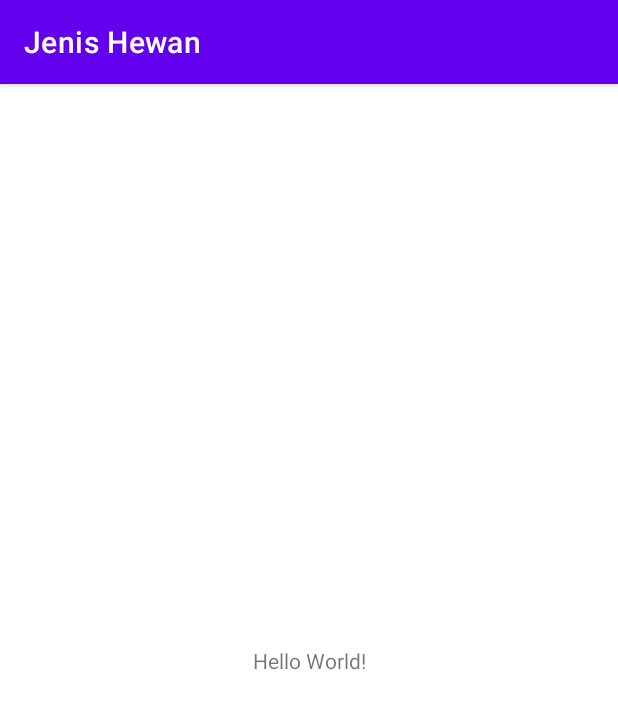
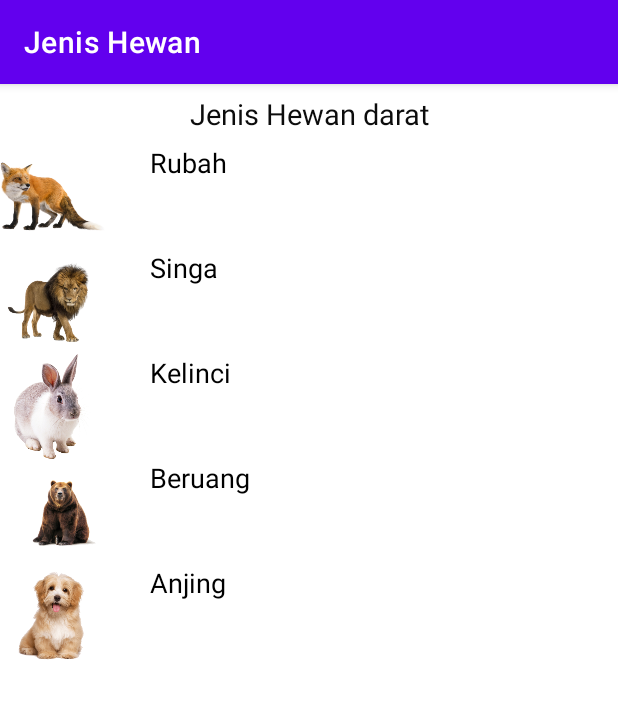
Before and after one commit to Andryprasetia/TI19C1_AndryPrasetia, an Android app: the screen it shows after launch (MainActivity), on a phone screen of 412 x 824 dp. Shown: the top 709 px of the screen. Run offline under Robolectric (Android 15) with nearby library versions, the phone set to English and light mode, and no system bars.

Commit message:
Jenis Hewan APP

```diff
--- a/JenisHewan/app/build.gradle
+++ b/JenisHewan/app/build.gradle
@@ -29,6 +29,10 @@ android {
     kotlinOptions {
         jvmTarget = '1.8'
     }
+
+    buildFeatures {
+        viewBinding = true
+    }
 }
 
 dependencies {
@@ -40,4 +44,6 @@ dependencies {
     testImplementation 'junit:junit:4.13.2'
     androidTestImplementation 'androidx.test.ext:junit:1.1.3'
     androidTestImplementation 'androidx.test.espresso:espresso-core:3.4.0'
+    //Implementasi Recycleview
+    implementation 'androidx.recyclerview:recyclerview:1.2.1'
 }
--- a/JenisHewan/app/src/main/AndroidManifest.xml
+++ b/JenisHewan/app/src/main/AndroidManifest.xml
@@ -11,9 +11,6 @@
         android:theme="@style/Theme.JenisHewan">
         <activity
             android:name=".SplashScreen"
-            android:exported="false" />
-        <activity
-            android:name=".MainActivity"
             android:exported="true">
             <intent-filter>
                 <action android:name="android.intent.action.MAIN" />
@@ -21,6 +18,11 @@
                 <category android:name="android.intent.category.LAUNCHER" />
             </intent-filter>
         </activity>
+        <activity
+            android:name=".MainActivity"
+            android:exported="true">
+
+        </activity>
     </application>
 
 </manifest>
--- a/JenisHewan/app/src/main/java/com/andryprasetia/jenishewan/MainActivity.kt
+++ b/JenisHewan/app/src/main/java/com/andryprasetia/jenishewan/MainActivity.kt
@@ -2,10 +2,30 @@ package com.andryprasetia.jenishewan
 
 import androidx.appcompat.app.AppCompatActivity
 import android.os.Bundle
+import com.andryprasetia.jenishewan.adapter.AdapterHewan
+import com.andryprasetia.jenishewan.databinding.ActivityMainBinding
+import com.andryprasetia.jenishewan.model.Hewan
 
 class MainActivity : AppCompatActivity() {
+    private lateinit var binding: ActivityMainBinding
     override fun onCreate(savedInstanceState: Bundle?) {
         super.onCreate(savedInstanceState)
-        setContentView(R.layout.activity_main)
+        binding = ActivityMainBinding.inflate(layoutInflater)
+        setContentView(binding.root)
+
+        val listHewan = ArrayList<Hewan>()
+        listHewan.add(Hewan("Rubah",R.drawable.rubah,"Karnivora","Vivipar"))
+        listHewan.add(Hewan("Singa",R.drawable.singa,"Karnivora","Vivipar"))
+        listHewan.add(Hewan("Kelinci",R.drawable.kelinci,"Herbivora","Vivipar"))
+        listHewan.add(Hewan("Beruang",R.drawable.beruang,"Karnivora","Vivipar"))
+        listHewan.add(Hewan("Anjing",R.drawable.anjing,"Karnivora","Vivipar"))
+
+        binding.list.adapter = AdapterHewan(this,listHewan,object :AdapterHewan.OnClickListener {
+            override fun detailData(item: Hewan?) {
+                TODO("Not yet implemented")
+            }
+
+        })
+
     }
 }
--- a/JenisHewan/app/src/main/java/com/andryprasetia/jenishewan/SplashScreen.kt
+++ b/JenisHewan/app/src/main/java/com/andryprasetia/jenishewan/SplashScreen.kt
@@ -1,11 +1,19 @@
 package com.andryprasetia.jenishewan
 
+import android.content.Intent
 import androidx.appcompat.app.AppCompatActivity
 import android.os.Bundle
+import android.os.Handler
+import android.os.Looper
 
 class SplashScreen : AppCompatActivity() {
     override fun onCreate(savedInstanceState: Bundle?) {
         super.onCreate(savedInstanceState)
         setContentView(R.layout.activity_splash_screen)
+
+        Handler(Looper.getMainLooper()).postDelayed({
+            startActivity(Intent(this, MainActivity::class.java))
+            finish()
+        },3000)
     }
 }
--- /dev/null
+++ b/JenisHewan/app/src/main/java/com/andryprasetia/jenishewan/adapter/AdapterHewan.kt
@@ -0,0 +1,46 @@
+package com.andryprasetia.jenishewan.adapter
+
+import android.content.ClipData
+import android.content.Context
+import android.view.LayoutInflater
+import android.view.View
+import android.view.ViewGroup
+import androidx.recyclerview.widget.RecyclerView
+import com.andryprasetia.jenishewan.databinding.ListItemHewanBinding
+import com.andryprasetia.jenishewan.model.Hewan
+
+class AdapterHewan (private val context: Context,
+                    private val data: List<Hewan>?,
+                    private val itemclick : OnClickListener)
+            : RecyclerView.Adapter<AdapterHewan.ViewHolder>() {
+
+
+
+
+
+    override fun onCreateViewHolder(parent: ViewGroup, viewType: Int): ViewHolder {
+        val binding = ListItemHewanBinding.inflate(LayoutInflater.from(parent.context),parent,false)
+        return ViewHolder(binding)
+    }
+
+    override fun onBindViewHolder(holder: ViewHolder, position: Int) {
+        val item = data?.get(position)
+        holder.foto.setImageResource(item?.foto ?:0)
+        holder.nama.text = item?.nama
+
+        holder.itemView.setOnClickListener{
+            itemclick.detailData(item)
+        }
+    }
+
+    override fun getItemCount(): Int = data?.size ?:0
+
+    inner class  ViewHolder(val binding: ListItemHewanBinding): RecyclerView.ViewHolder(binding.root){
+        var foto = binding.image
+        var nama = binding.txtnama
+    }
+
+    interface OnClickListener {
+        fun detailData(item : Hewan?)
+    }
+}
--- /dev/null
+++ b/JenisHewan/app/src/main/java/com/andryprasetia/jenishewan/model/Hewan.kt
@@ -0,0 +1,10 @@
+package com.andryprasetia.jenishewan.model
+
+data class Hewan(
+    var nama :String,
+    var foto :Int,
+    var makanan :String,
+    var berkembang :String,
+
+
+)
--- a/JenisHewan/app/src/main/res/layout/activity_main.xml
+++ b/JenisHewan/app/src/main/res/layout/activity_main.xml
@@ -6,13 +6,37 @@
     android:layout_height="match_parent"
     tools:context=".MainActivity">
 
+    <LinearLayout
+        android:layout_width="match_parent"
+        android:layout_height="wrap_content"
+        android:orientation="vertical"
+        android:layout_marginEnd="5dp"
+        android:layout_marginStart="5dp"
+        tools:ignore="MissingConstraints">
+
     <TextView
-        android:layout_width="wrap_content"
+        android:id="@+id/textView"
+        android:layout_width="match_parent"
         android:layout_height="wrap_content"
-        android:text="Hello World!"
-        app:layout_constraintBottom_toBottomOf="parent"
-        app:layout_constraintLeft_toLeftOf="parent"
-        app:layout_constraintRight_toRightOf="parent"
-        app:layout_constraintTop_toTopOf="parent" />
+        android:layout_marginTop="1dp"
+        android:padding="5dp"
+        android:text="Jenis Hewan darat"
+        android:textAlignment="center"
+        android:textSize="19sp"
+        android:textColor="#0C0C0C"
+        android:layout_gravity="center_horizontal"
+        />
+    </LinearLayout>
 
+    <androidx.recyclerview.widget.RecyclerView
+        android:id="@+id/list"
+        android:layout_width="match_parent"
+        android:layout_height="match_parent"
+        tools:listitem="@layout/list_item_hewan"
+        android:layout_marginTop="40dp"
+        app:layoutManager="androidx.recyclerview.widget.LinearLayoutManager"
+
+
+
+        />
 </androidx.constraintlayout.widget.ConstraintLayout>
--- a/JenisHewan/app/src/main/res/layout/activity_splash_screen.xml
+++ b/JenisHewan/app/src/main/res/layout/activity_splash_screen.xml
@@ -1,9 +1,34 @@
 <?xml version="1.0" encoding="utf-8"?>
-<androidx.constraintlayout.widget.ConstraintLayout xmlns:android="http://schemas.android.com/apk/res/android"
+<RelativeLayout xmlns:android="http://schemas.android.com/apk/res/android"
     xmlns:app="http://schemas.android.com/apk/res-auto"
     xmlns:tools="http://schemas.android.com/tools"
     android:layout_width="match_parent"
     android:layout_height="match_parent"
     tools:context=".SplashScreen">
 
-</androidx.constraintlayout.widget.ConstraintLayout>
+    <ImageView
+        android:id="@+id/logosplash"
+        android:layout_width="190dp"
+        android:layout_height="190dp"
+        android:src="@drawable/logo"
+        android:layout_centerInParent="true"/>
+
+    <TextView
+        android:id="@+id/txtapplicationname"
+        android:layout_width="wrap_content"
+        android:layout_height="wrap_content"
+        android:text="Jenis Hewan App"
+        android:layout_below="@+id/logosplash"
+        android:layout_centerInParent="true"
+        android:layout_marginTop="4dp"/>
+
+    <ProgressBar
+        android:id="@+id/progressBar"
+        android:layout_width="match_parent"
+        android:layout_height="wrap_content"
+        android:layout_below="@+id/txtapplicationname"/>
+
+
+
+
+</RelativeLayout>
--- /dev/null
+++ b/JenisHewan/app/src/main/res/layout/list_item_hewan.xml
@@ -0,0 +1,21 @@
+<?xml version="1.0" encoding="utf-8"?>
+<LinearLayout xmlns:android="http://schemas.android.com/apk/res/android"
+    android:layout_width="match_parent"
+    android:layout_height="wrap_content">
+
+    <ImageView
+        android:id="@+id/image"
+        android:layout_width="70dp"
+        android:layout_height="70dp"/>
+
+    <TextView
+        android:id="@+id/txtnama"
+        android:layout_width="wrap_content"
+        android:layout_height="match_parent"
+        android:text="Nama"
+        android:layout_gravity="center_vertical"
+        android:textColor="#000"
+        android:textSize="18sp"
+        android:layout_marginLeft="30dp"/>
+
+</LinearLayout>
```
Also changed, not shown: JenisHewan/app/src/main/res/drawable/anjing.png (added), JenisHewan/app/src/main/res/drawable/beruang.png (added), JenisHewan/app/src/main/res/drawable/kelinci.png (added), JenisHewan/app/src/main/res/drawable/logo.png (added), JenisHewan/app/src/main/res/drawable/rubah.png (added), JenisHewan/app/src/main/res/drawable/singa.png (added).
